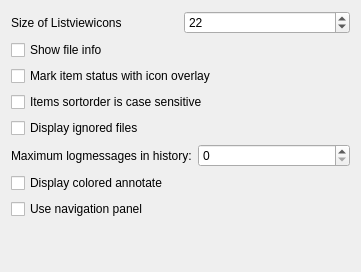
Qt form src/settings/display_settings.ui (KDE/kdesvn) before a commit.
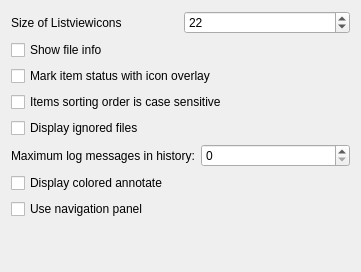
The same form after that commit. Custom widgets are drawn as their Qt base class.

```diff
--- a/src/settings/display_settings.ui
+++ b/src/settings/display_settings.ui
@@ -76,7 +76,7 @@
    <item>
     <widget class="QCheckBox" name="kcfg_case_sensitive_sort">
      <property name="text">
-      <string>Items sortorder is case sensitive</string>
+      <string>Items sorting order is case sensitive</string>
      </property>
     </widget>
    </item>
@@ -95,7 +95,7 @@
      <item row="0" column="0">
       <widget class="QLabel" name="m_MaxLogLabel">
        <property name="text">
-        <string>Maximum logmessages in history:</string>
+        <string>Maximum log messages in history:</string>
        </property>
        <property name="wordWrap">
         <bool>false</bool>
```
Left out of the diff: 2 changed lines with no effect on the pictures.
